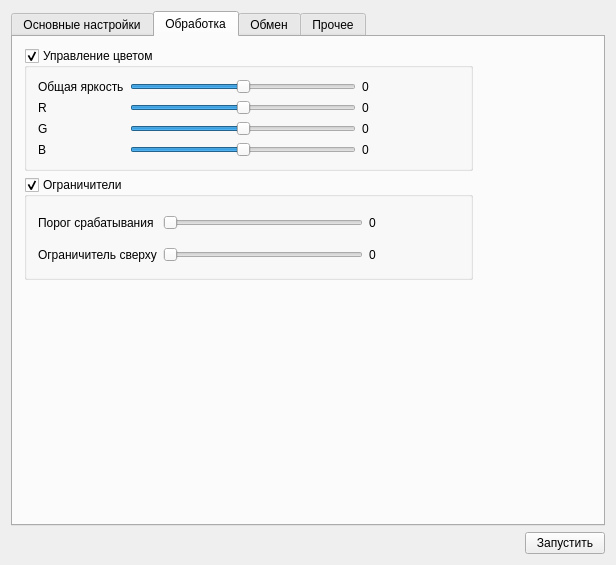
Old version of the form Pixie/pixie.ui in the repository sergrt/pixie.
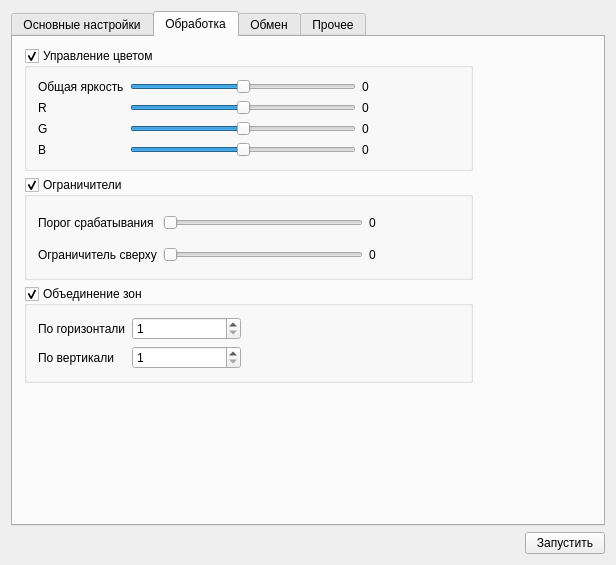
New version of the form. The open tabs and pages were chosen to show the change. Icons and pictures are not drawn.

Commit message: Added pixels grouping - need to be tested

```diff
--- a/Pixie/pixie.ui
+++ b/Pixie/pixie.ui
@@ -282,7 +282,7 @@
        <attribute name="title">
         <string>Обработка</string>
        </attribute>
-       <layout class="QGridLayout" name="gridLayout_10" columnstretch="1,0">
+       <layout class="QGridLayout" name="gridLayout_12" columnstretch="1,0">
         <item row="0" column="0">
          <widget class="QGroupBox" name="groupColorControl">
           <property name="title">
@@ -422,7 +422,7 @@
           </layout>
          </widget>
         </item>
-        <item row="0" column="1" rowspan="2">
+        <item row="0" column="1" rowspan="3">
          <spacer name="horizontalSpacer_7">
           <property name="orientation">
            <enum>Qt::Horizontal</enum>
@@ -511,7 +511,60 @@
           </layout>
          </widget>
         </item>
-        <item row="2" column="0" colspan="2">
+        <item row="2" column="0">
+         <widget class="QGroupBox" name="groupGrouping">
+          <property name="title">
+           <string>Объединение зон</string>
+          </property>
+          <property name="checkable">
+           <bool>true</bool>
+          </property>
+          <layout class="QGridLayout" name="gridLayout_10" columnstretch="0,1,2" rowminimumheight="0,0">
+           <item row="1" column="1">
+            <widget class="QSpinBox" name="sbGroupV">
+             <property name="minimum">
+              <number>1</number>
+             </property>
+            </widget>
+           </item>
+           <item row="0" column="1">
+            <widget class="QSpinBox" name="sbGroupH">
+             <property name="minimum">
+              <number>1</number>
+             </property>
+            </widget>
+           </item>
+           <item row="0" column="2" rowspan="2">
+            <spacer name="horizontalSpacer_9">
+             <property name="orientation">
+              <enum>Qt::Horizontal</enum>
+             </property>
+             <property name="sizeHint" stdset="0">
+              <size>
+               <width>40</width>
+               <height>20</height>
+              </size>
+             </property>
+            </spacer>
+           </item>
+           <item row="1" column="0">
+            <widget class="QLabel" name="label_16">
+             <property name="text">
+              <string>По вертикали</string>
+             </property>
+            </widget>
+           </item>
+           <item row="0" column="0">
+            <widget class="QLabel" name="label_15">
+             <property name="text">
+              <string>По горизонтали</string>
+             </property>
+            </widget>
+           </item>
+          </layout>
+         </widget>
+        </item>
+        <item row="3" column="0" colspan="2">
          <spacer name="verticalSpacer_3">
           <property name="orientation">
            <enum>Qt::Vertical</enum>
```
Left out of the diff: 6 changed lines with no effect on the pictures. The commit also changes 12 other files.
